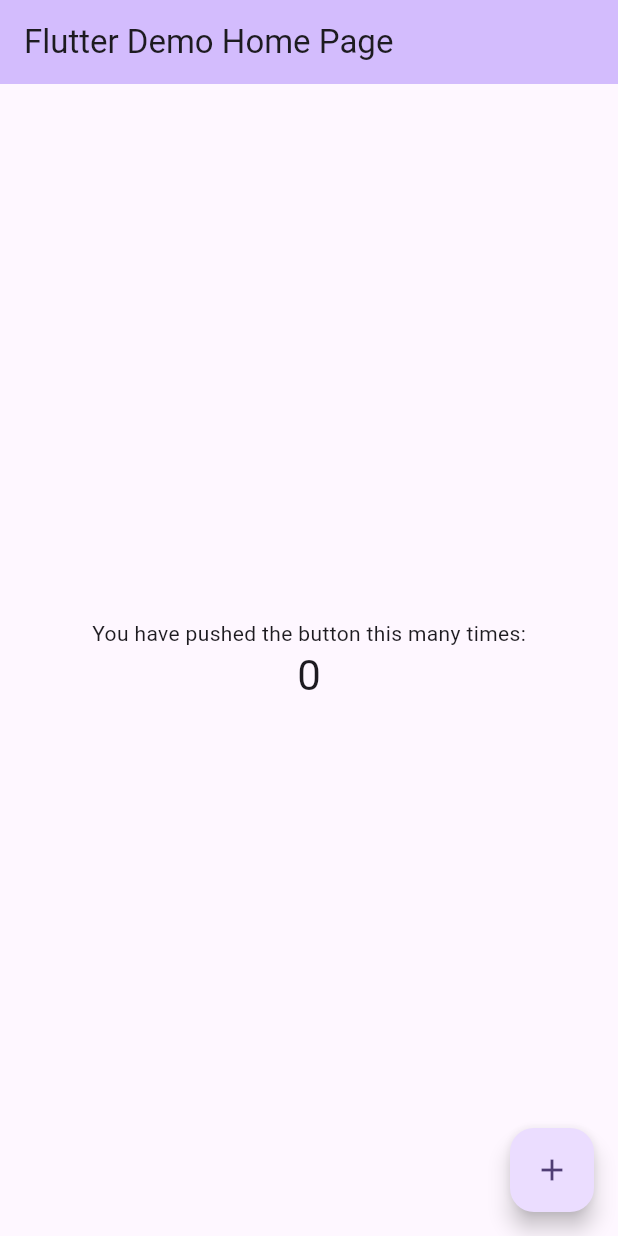
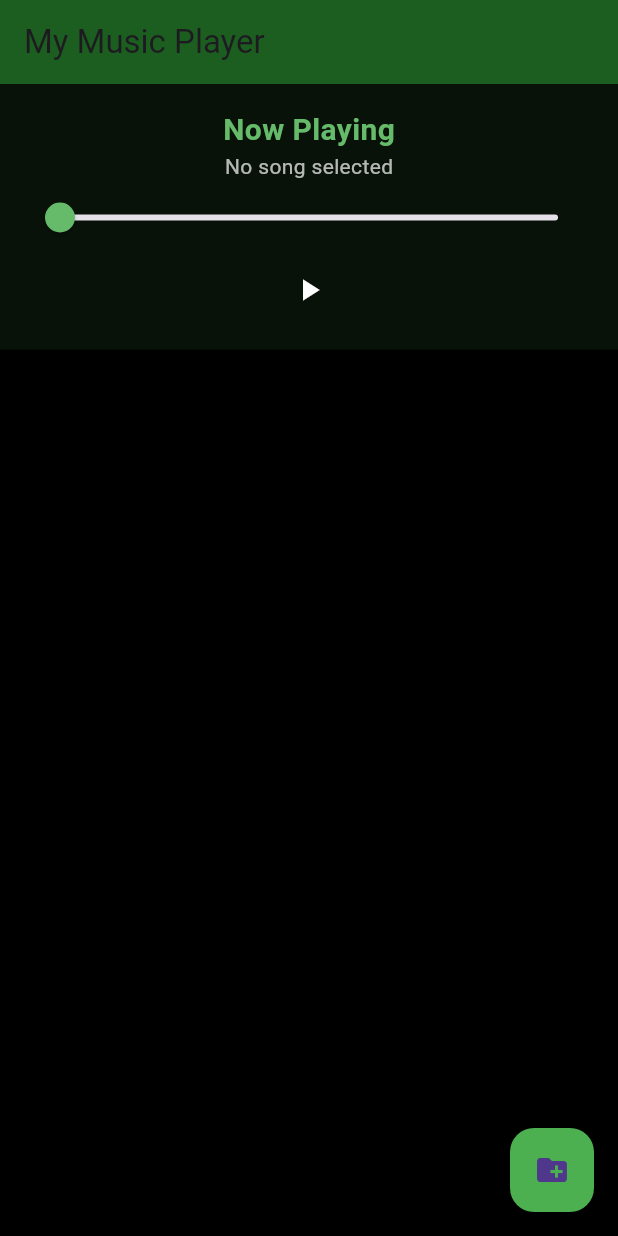
Before and after one commit to Sreeshks/sreetify, a Flutter app: the screen it shows after launch, on a phone screen of 412 x 824 dp. Run offline on Flutter 3.47's test engine with Material 3 defaults, Android fonts, the phone set to English and light mode, and no system bars; our stand-ins replace audioplayers, shared_preferences.

Commit message:
UI static created

```diff
--- a/lib/main.dart
+++ b/lib/main.dart
@@ -1,125 +1,253 @@
 import 'package:flutter/material.dart';
+import 'package:path_provider/path_provider.dart';
+import 'package:audioplayers/audioplayers.dart';
+
+import 'dart:io';
+import 'dart:math';
+
+import 'package:shared_preferences/shared_preferences.dart';
 
 void main() {
   runApp(const MyApp());
 }
 
 class MyApp extends StatelessWidget {
-  const MyApp({super.key});
+  const MyApp({Key? key}) : super(key: key);
 
-  // This widget is the root of your application.
   @override
   Widget build(BuildContext context) {
     return MaterialApp(
-      title: 'Flutter Demo',
+      title: 'Music Player',
       theme: ThemeData(
-        // This is the theme of your application.
-        //
-        // TRY THIS: Try running your application with "flutter run". You'll see
-        // the application has a purple toolbar. Then, without quitting the app,
-        // try changing the seedColor in the colorScheme below to Colors.green
-        // and then invoke "hot reload" (save your changes or press the "hot
-        // reload" button in a Flutter-supported IDE, or press "r" if you used
-        // the command line to start the app).
-        //
-        // Notice that the counter didn't reset back to zero; the application
-        // state is not lost during the reload. To reset the state, use hot
-        // restart instead.
-        //
-        // This works for code too, not just values: Most code changes can be
-        // tested with just a hot reload.
-        colorScheme: ColorScheme.fromSeed(seedColor: Colors.deepPurple),
-        useMaterial3: true,
+        primarySwatch: Colors.green,
+        scaffoldBackgroundColor: Colors.black,
+        textTheme: const TextTheme(
+          bodyLarge: TextStyle(color: Colors.white),
+          bodyMedium: TextStyle(color: Colors.white),
+        ),
       ),
-      home: const MyHomePage(title: 'Flutter Demo Home Page'),
+      home: const HomePage(),
     );
   }
 }
 
-class MyHomePage extends StatefulWidget {
-  const MyHomePage({super.key, required this.title});
-
-  // This widget is the home page of your application. It is stateful, meaning
-  // that it has a State object (defined below) that contains fields that affect
-  // how it looks.
-
-  // This class is the configuration for the state. It holds the values (in this
-  // case the title) provided by the parent (in this case the App widget) and
-  // used by the build method of the State. Fields in a Widget subclass are
-  // always marked "final".
-
-  final String title;
+class HomePage extends StatefulWidget {
+  const HomePage({Key? key}) : super(key: key);
 
   @override
-  State<MyHomePage> createState() => _MyHomePageState();
+  _HomePageState createState() => _HomePageState();
 }
 
-class _MyHomePageState extends State<MyHomePage> {
-  int _counter = 0;
+class _HomePageState extends State<HomePage> {
+  final AudioPlayer audioPlayer = AudioPlayer();
+  List<Folder> folders = [];
+  String? currentSong;
+  bool isPlaying = false;
+  Duration duration = Duration.zero;
+  Duration position = Duration.zero;
 
-  void _incrementCounter() {
+  @override
+  void initState() {
+    super.initState();
+    loadLastPlayedSong();
+    loadFolders();
+
+    audioPlayer.onDurationChanged.listen((Duration d) {
+      setState(() => duration = d);
+    });
+
+    audioPlayer.onPositionChanged.listen((Duration p) {
+      setState(() => position = p);
+    });
+  }
+
+  Future<void> loadLastPlayedSong() async {
+    final prefs = await SharedPreferences.getInstance();
+    currentSong = prefs.getString('lastPlayed');
+    if (currentSong != null) {
+      await audioPlayer.setSource(DeviceFileSource(currentSong!));
+    }
+  }
+
+  Future<void> loadFolders() async {
+    final directory = await getApplicationDocumentsDirectory();
+    final dir = Directory(directory.path);
+    final List<FileSystemEntity> entities = await dir.list().toList();
+
     setState(() {
-      // This call to setState tells the Flutter framework that something has
-      // changed in this State, which causes it to rerun the build method below
-      // so that the display can reflect the updated values. If we changed
-      // _counter without calling setState(), then the build method would not be
-      // called again, and so nothing would appear to happen.
-      _counter++;
+      folders = entities
+          .whereType<Directory>()
+          .map((e) => Folder(name: e.path.split('/').last, path: e.path))
+          .toList();
     });
+  }
+
+  Future<void> createFolder(String name) async {
+    final directory = await getApplicationDocumentsDirectory();
+    final newFolder = await Directory('${directory.path}/$name').create();
+
+    setState(() {
+      folders.add(Folder(name: name, path: newFolder.path));
+    });
+  }
+
+  Future<void> uploadSongs(String folderPath) async {
+    // Here you would implement file picking logic
+    // For demonstration, we'll just show the UI
+  }
+
+  Future<void> playSong(String path) async {
+    final prefs = await SharedPreferences.getInstance();
+    await prefs.setString('lastPlayed', path);
+
+    setState(() {
+      currentSong = path;
+      isPlaying = true;
+    });
+
+    await audioPlayer.play(DeviceFileSource(path));
+  }
+
+  void shufflePlay(String folderPath) async {
+    final folder = Directory(folderPath);
+    final files = await folder
+        .list()
+        .where((entity) => entity.path.endsWith('.mp3'))
+        .toList();
+
+    if (files.isEmpty) return;
+
+    final randomFile = files[Random().nextInt(files.length)];
+    await playSong(randomFile.path);
   }
 
   @override
   Widget build(BuildContext context) {
-    // This method is rerun every time setState is called, for instance as done
-    // by the _incrementCounter method above.
-    //
-    // The Flutter framework has been optimized to make rerunning build methods
-    // fast, so that you can just rebuild anything that needs updating rather
-    // than having to individually change instances of widgets.
     return Scaffold(
       appBar: AppBar(
-        // TRY THIS: Try changing the color here to a specific color (to
-        // Colors.amber, perhaps?) and trigger a hot reload to see the AppBar
-        // change color while the other colors stay the same.
-        backgroundColor: Theme.of(context).colorScheme.inversePrimary,
-        // Here we take the value from the MyHomePage object that was created by
-        // the App.build method, and use it to set our appbar title.
-        title: Text(widget.title),
+        title: const Text('My Music Player'),
+        backgroundColor: Colors.green[900],
       ),
-      body: Center(
-        // Center is a layout widget. It takes a single child and positions it
-        // in the middle of the parent.
-        child: Column(
-          // Column is also a layout widget. It takes a list of children and
-          // arranges them vertically. By default, it sizes itself to fit its
-          // children horizontally, and tries to be as tall as its parent.
-          //
-          // Column has various properties to control how it sizes itself and
-          // how it positions its children. Here we use mainAxisAlignment to
-          // center the children vertically; the main axis here is the vertical
-          // axis because Columns are vertical (the cross axis would be
-          // horizontal).
-          //
-          // TRY THIS: Invoke "debug painting" (choose the "Toggle Debug Paint"
-          // action in the IDE, or press "p" in the console), to see the
-          // wireframe for each widget.
-          mainAxisAlignment: MainAxisAlignment.center,
-          children: <Widget>[
-            const Text(
-              'You have pushed the button this many times:',
+      body: Column(
+        children: [
+          // Now Playing Section
+          Container(
+            padding: const EdgeInsets.all(16),
+            color: Colors.green.withOpacity(0.1),
+            child: Column(
+              children: [
+                Text(
+                  'Now Playing',
+                  style: TextStyle(
+                    color: Colors.green[400],
+                    fontSize: 20,
+                    fontWeight: FontWeight.bold,
+                  ),
+                ),
+                Text(
+                  currentSong?.split('/').last ?? 'No song selected',
+                  style: const TextStyle(color: Colors.white70),
+                ),
+                Slider(
+                  value: position.inSeconds.toDouble(),
+                  max: duration.inSeconds.toDouble(),
+                  activeColor: Colors.green[400],
+                  onChanged: (value) async {
+                    await audioPlayer.seek(Duration(seconds: value.toInt()));
+                  },
+                ),
+                Row(
+                  mainAxisAlignment: MainAxisAlignment.center,
+                  children: [
+                    IconButton(
+                      icon: Icon(
+                        isPlaying ? Icons.pause : Icons.play_arrow,
+                        color: Colors.white,
+                      ),
+                      onPressed: () {
+                        if (isPlaying) {
+                          audioPlayer.pause();
+                        } else {
+                          audioPlayer.resume();
+                        }
+                        setState(() => isPlaying = !isPlaying);
+                      },
+                    ),
+                  ],
+                ),
+              ],
             ),
-            Text(
-              '$_counter',
-              style: Theme.of(context).textTheme.headlineMedium,
+          ),
+
+          // Folders List
+          Expanded(
+            child: ListView.builder(
+              itemCount: folders.length,
+              itemBuilder: (context, index) {
+                return ListTile(
+                  leading: const Icon(Icons.folder, color: Colors.green),
+                  title: Text(folders[index].name),
+                  trailing: Row(
+                    mainAxisSize: MainAxisSize.min,
+                    children: [
+                      IconButton(
+                        icon: const Icon(Icons.upload_file, color: Colors.white),
+                        onPressed: () => uploadSongs(folders[index].path),
+                      ),
+                      IconButton(
+                        icon: const Icon(Icons.shuffle, color: Colors.white),
+                        onPressed: () => shufflePlay(folders[index].path),
+                      ),
+                    ],
+                  ),
+                );
+              },
             ),
-          ],
-        ),
+          ),
+        ],
       ),
       floatingActionButton: FloatingActionButton(
-        onPressed: _incrementCounter,
-        tooltip: 'Increment',
-        child: const Icon(Icons.add),
-      ), // This trailing comma makes auto-formatting nicer for build methods.
+        backgroundColor: Colors.green,
+        child: const Icon(Icons.create_new_folder),
+        onPressed: () {
+          showDialog(
+            context: context,
+            builder: (context) {
+              String newFolderName = '';
+              return AlertDialog(
+                backgroundColor: Colors.grey[900],
+                title: const Text('Create New Folder', style: TextStyle(color: Colors.white)),
+                content: TextField(
+                  style: const TextStyle(color: Colors.white),
+                  decoration: InputDecoration(
+                    hintText: 'Folder Name',
+                    hintStyle: TextStyle(color: Colors.grey[400]),
+                  ),
+                  onChanged: (value) => newFolderName = value,
+                ),
+                actions: [
+                  TextButton(
+                    child: const Text('Create', style: TextStyle(color: Colors.green)),
+                    onPressed: () {
+                      if (newFolderName.isNotEmpty) {
+                        createFolder(newFolderName);
+                        Navigator.pop(context);
+                      }
+                    },
+                  ),
+                ],
+              );
+            },
+          );
+        },
+      ),
     );
   }
 }
+
+class Folder {
+  final String name;
+  final String path;
+
+  Folder({required this.name, required this.path});
+}
--- a/pubspec.yaml
+++ b/pubspec.yaml
@@ -30,6 +30,9 @@ environment:
 dependencies:
   flutter:
     sdk: flutter
+  shared_preferences: ^2.3.5
+  path_provider: ^2.1.5
+  audioplayers: ^6.1.0
 
   # The following adds the Cupertino Icons font to your application.
   # Use with the CupertinoIcons class for iOS style icons.
```
Also changed, not shown: pubspec.lock, 5 other files.
